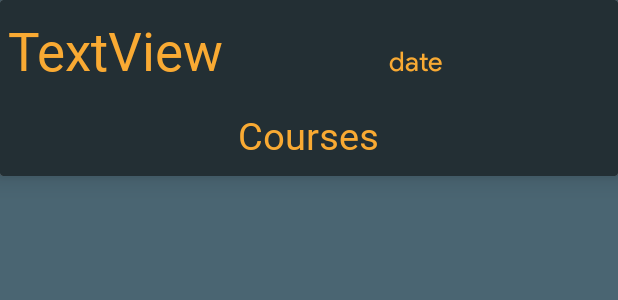
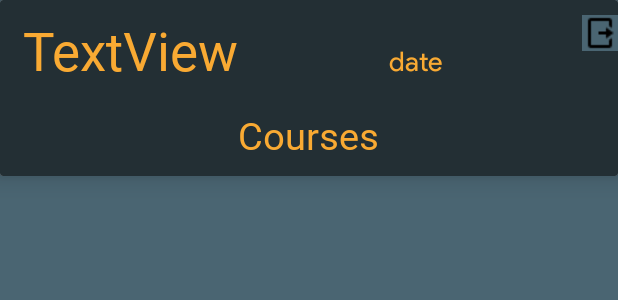
Before and after one commit to Git-Uzair/identino, an Android app: the layout activity_post_login.xml on its own in the app's theme, with its tools: preview values and no code run, on a phone screen of 412 x 824 dp. Shown: the top 300 px of the screen. Run offline under Robolectric (Android 15) with nearby library versions, the phone set to English and light mode, and no system bars; Roboto replaces fonts that are not available here.

Commit message:
Final Commit

```diff
--- a/app/src/main/res/layout/activity_post_login.xml
+++ b/app/src/main/res/layout/activity_post_login.xml
@@ -15,17 +15,14 @@
         android:layout_width="match_parent"
         android:layout_height="match_parent">
 
-        <ImageButton
-            android:id="@+id/post_login_sign_out_button"
+        <ProgressBar
             android:layout_width="wrap_content"
             android:layout_height="wrap_content"
-            android:layout_alignParentRight="true"
-            android:layout_gravity="center_horizontal"
-            android:layout_marginLeft="20dp"
-            android:layout_marginTop="10dp"
-            android:background="@color/theme_gray"
-            android:contentDescription="@string/sign_out_description"
-            android:src="@drawable/ic_sign_out" />
+            android:id="@+id/progress_post_login"
+            android:layout_centerInParent="true"
+            android:visibility="invisible"/>
+
+
 
         <androidx.cardview.widget.CardView
             android:layout_width="match_parent"
@@ -41,6 +38,17 @@
                 android:elevation="10dp"
                 android:paddingTop="10dp"
                 android:paddingBottom="10dp">
+                <ImageButton
+                    android:id="@+id/post_login_sign_out_button"
+                    android:layout_width="wrap_content"
+                    android:layout_height="wrap_content"
+                    android:layout_alignParentRight="true"
+                    android:layout_gravity="center_horizontal"
+                    android:layout_marginLeft="20dp"
+
+                    android:background="@color/theme_gray"
+                    android:contentDescription="@string/sign_out_description"
+                    android:src="@drawable/ic_sign_out" />
 
                 <TextView
                     android:id="@+id/post_login_username_textView"
@@ -48,7 +56,7 @@
                     android:layout_height="wrap_content"
                     android:fontFamily="@font/less"
                     android:text="TextView"
-                    android:layout_marginLeft="5dp"
+                    android:layout_marginLeft="15dp"
                     android:textColor="@color/orange"
                     android:textSize="35sp" />
 
@@ -61,7 +69,7 @@
                     android:fontFamily="@font/product_sans"
                     android:textColor="@color/orange"
                     android:textSize="18sp"
-                    android:layout_marginLeft="110dp"
+                    android:layout_marginLeft="100dp"
                     android:layout_marginTop="20dp"
 
                     />
--- a/app/src/main/res/layout/courses_layout.xml
+++ b/app/src/main/res/layout/courses_layout.xml
@@ -15,7 +15,7 @@
         android:layout_marginRight="1dp"
         android:layout_marginBottom="4dp"
         android:background="@color/theme_gray"
-        app:cardElevation="4dp">
+        app:cardElevation="10dp">
 
         <RelativeLayout
             android:id="@+id/courses_relative_layout"
```
Also changed, not shown: app/src/main/java/com/tango/identino/Attendance_marking.java (+7 -1 lines), app/src/main/java/com/tango/identino/Post_login.java (+9 -2 lines), app/src/main/java/com/tango/identino/TakePhoto.java (+10 -21 lines), app/src/main/res/layout/forgot_password_popup.xml (+7 -5 lines).
